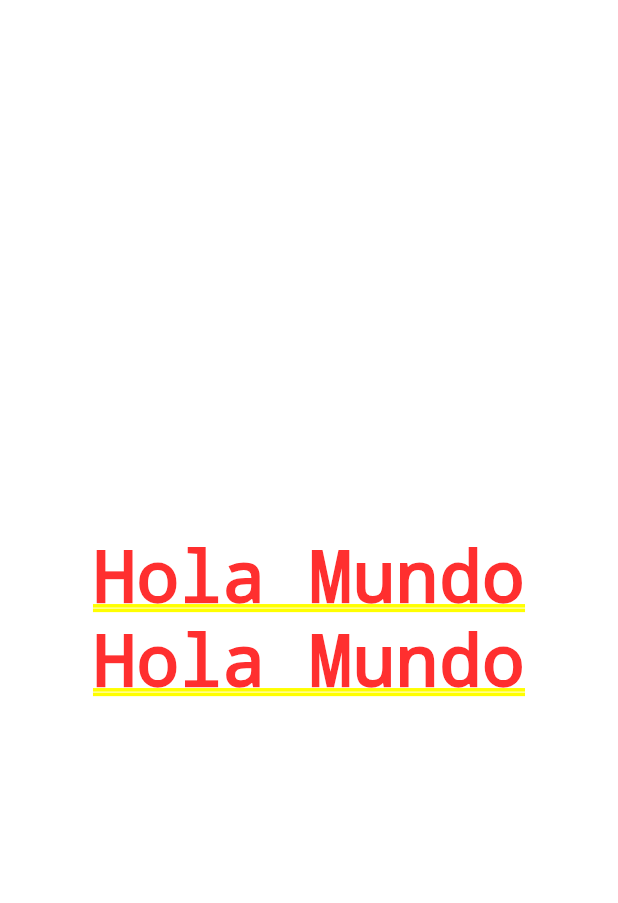
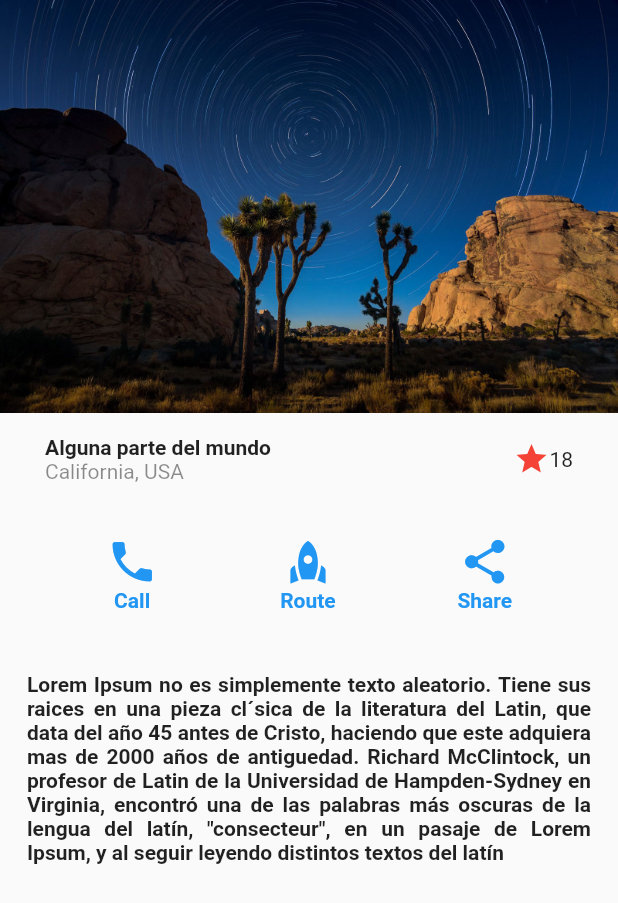
Before and after one commit to rocatoro18/flutter_designs, a Flutter app: the screen it shows after launch, on a phone screen of 412 x 824 dp. Shown: the top 903 px of the screen. Run offline on Flutter 3.47's test engine with Material 2 defaults, Android fonts, the light colour scheme and no system bars.

Commit message:
design-1-v.1.0

```diff
--- a/lib/main.dart
+++ b/lib/main.dart
@@ -1,4 +1,5 @@
 import 'package:flutter/material.dart';
+import 'package:flutter_designs/screens/basic_design.dart';
 
 void main() => runApp(const MyApp());
 
@@ -7,21 +8,11 @@ class MyApp extends StatelessWidget {
 
   @override
   Widget build(BuildContext context) {
-    return const MaterialApp(
-        debugShowCheckedModeBanner: false,
-        title: 'Material App',
-        home: _TempHomeScreen());
-  }
-}
-
-class _TempHomeScreen extends StatelessWidget {
-  const _TempHomeScreen();
-
-  @override
-  Widget build(BuildContext context) {
-    return Column(
-      mainAxisAlignment: MainAxisAlignment.center,
-      children: const [Text('Hola Mundo'), Text('Hola Mundo')],
+    return MaterialApp(
+      debugShowCheckedModeBanner: false,
+      title: 'Material App',
+      initialRoute: 'basic_design',
+      routes: {'basic_design': (_) => const BasicDesignScreen()},
     );
   }
 }
--- /dev/null
+++ b/lib/screens/basic_design.dart
@@ -0,0 +1,100 @@
+import 'package:flutter/material.dart';
+
+class BasicDesignScreen extends StatelessWidget {
+  const BasicDesignScreen({Key? key}) : super(key: key);
+
+  @override
+  Widget build(BuildContext context) {
+    return Scaffold(
+      body: Column(children: [
+        const Image(image: AssetImage('assets/landscape.jpg')),
+        const Title(),
+        const ButtonSection(),
+        Container(
+          margin: const EdgeInsets.symmetric(horizontal: 18, vertical: 20),
+          child: const Text(
+            'Lorem Ipsum no es simplemente texto aleatorio. Tiene sus raices en una pieza cl´sica de la literatura del Latin, que data del año 45 antes de Cristo, haciendo que este adquiera mas de 2000 años de antiguedad. Richard McClintock, un profesor de Latin de la Universidad de Hampden-Sydney en Virginia, encontró una de las palabras más oscuras de la lengua del latín, "consecteur", en un pasaje de Lorem Ipsum, y al seguir leyendo distintos textos del latín',
+            style: TextStyle(fontWeight: FontWeight.w600),
+            textAlign: TextAlign.justify,
+          ),
+        )
+      ]),
+    );
+  }
+}
+
+class ButtonSection extends StatelessWidget {
+  const ButtonSection({
+    super.key,
+  });
+
+  @override
+  Widget build(BuildContext context) {
+    return Container(
+      margin: const EdgeInsets.symmetric(horizontal: 30, vertical: 20),
+      child: Row(mainAxisAlignment: MainAxisAlignment.spaceAround, children: [
+        CustomButton(name: 'Call', icon: Icons.phone),
+        CustomButton(name: 'Route', icon: Icons.rocket),
+        CustomButton(name: 'Share', icon: Icons.share),
+      ]),
+    );
+  }
+}
+
+class CustomButton extends StatelessWidget {
+  CustomButton({super.key, required this.name, required this.icon});
+  final String name;
+  final IconData icon;
+
+  @override
+  Widget build(BuildContext context) {
+    return Column(
+      children: [
+        Icon(
+          icon,
+          color: Colors.blue,
+          size: 35,
+        ),
+        Text(name,
+            style: const TextStyle(
+                color: Colors.blue, fontWeight: FontWeight.bold))
+      ],
+    );
+  }
+}
+
+class Title extends StatelessWidget {
+  const Title({
+    super.key,
+  });
+
+  @override
+  Widget build(BuildContext context) {
+    return Container(
+      margin: const EdgeInsets.symmetric(horizontal: 30, vertical: 15),
+      child: Row(
+        children: [
+          Column(
+            crossAxisAlignment: CrossAxisAlignment.start,
+            children: const [
+              Text(
+                'Alguna parte del mundo',
+                style: TextStyle(fontWeight: FontWeight.bold),
+              ),
+              Text(
+                'California, USA',
+                style: TextStyle(color: Colors.black45),
+              ),
+            ],
+          ),
+          Expanded(child: Container()),
+          const Icon(
+            Icons.star,
+            color: Colors.red,
+          ),
+          const Text('18')
+        ],
+      ),
+    );
+  }
+}
--- a/pubspec.yaml
+++ b/pubspec.yaml
@@ -59,9 +59,9 @@ flutter:
   uses-material-design: true
 
   # To add assets to your application, add an assets section, like this:
-  # assets:
-  #   - images/a_dot_burr.jpeg
-  #   - images/a_dot_ham.jpeg
+  assets:
+    - assets/
+    # - images/a_dot_ham.jpeg
 
   # An image asset can refer to one or more resolution-specific "variants", see
   # https://flutter.dev/assets-and-images/#resolution-aware
```
Also changed, not shown: assets/landscape.jpg (added).
